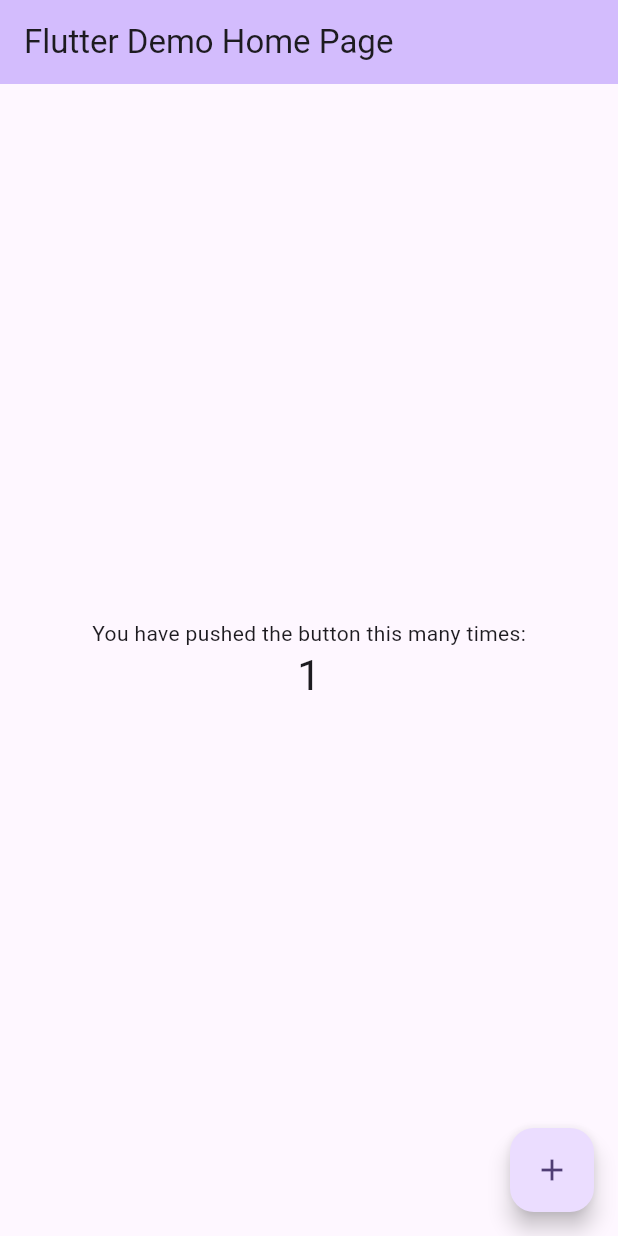
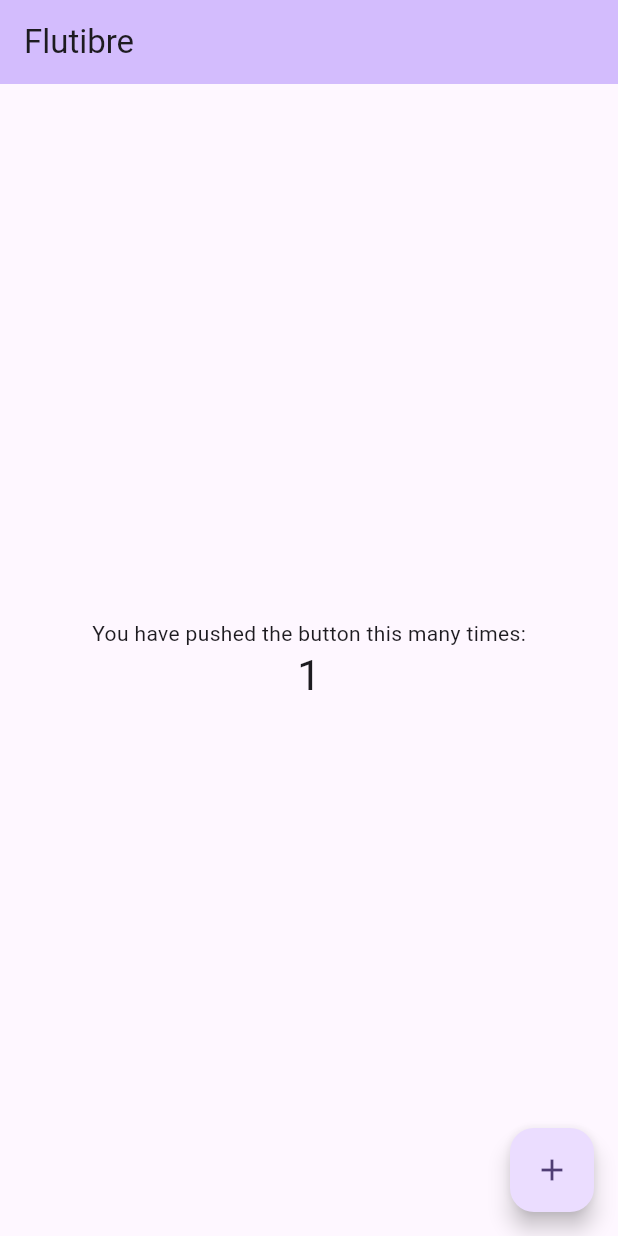
Before and after one commit to kurjakrichard/flutibre_light, a Flutter app: the screen it shows after launch, after a tap on the "add" icon, on a phone screen of 412 x 824 dp. Run offline on Flutter 3.47's test engine with Material 3 defaults, Android fonts, the phone set to English and light mode, and no system bars.

```diff
--- a/lib/main.dart
+++ b/lib/main.dart
@@ -1,52 +1,28 @@
 import 'package:flutter/material.dart';
 
 void main() {
-  runApp(const MyApp());
+  runApp(const Flutibre());
 }
 
-class MyApp extends StatelessWidget {
-  const MyApp({super.key});
+class Flutibre extends StatelessWidget {
+  const Flutibre({super.key});
 
-  // This widget is the root of your application.
-  @override
+   @override
   Widget build(BuildContext context) {
     return MaterialApp(
       title: 'Flutter Demo',
       theme: ThemeData(
-        // This is the theme of your application.
-        //
-        // TRY THIS: Try running your application with "flutter run". You'll see
-        // the application has a blue toolbar. Then, without quitting the app,
-        // try changing the seedColor in the colorScheme below to Colors.green
-        // and then invoke "hot reload" (save your changes or press the "hot
-        // reload" button in a Flutter-supported IDE, or press "r" if you used
-        // the command line to start the app).
-        //
-        // Notice that the counter didn't reset back to zero; the application
-        // state is not lost during the reload. To reset the state, use hot
-        // restart instead.
-        //
-        // This works for code too, not just values: Most code changes can be
-        // tested with just a hot reload.
+
         colorScheme: ColorScheme.fromSeed(seedColor: Colors.deepPurple),
         useMaterial3: true,
       ),
-      home: const MyHomePage(title: 'Flutter Demo Home Page'),
+      home: const MyHomePage(title: 'Flutibre'),
     );
   }
 }
 
 class MyHomePage extends StatefulWidget {
   const MyHomePage({super.key, required this.title});
-
-  // This widget is the home page of your application. It is stateful, meaning
-  // that it has a State object (defined below) that contains fields that affect
-  // how it looks.
-
-  // This class is the configuration for the state. It holds the values (in this
-  // case the title) provided by the parent (in this case the App widget) and
-  // used by the build method of the State. Fields in a Widget subclass are
-  // always marked "final".
 
   final String title;
 
@@ -59,50 +35,19 @@ class _MyHomePageState extends State<MyHomePage> {
 
   void _incrementCounter() {
     setState(() {
-      // This call to setState tells the Flutter framework that something has
-      // changed in this State, which causes it to rerun the build method below
-      // so that the display can reflect the updated values. If we changed
-      // _counter without calling setState(), then the build method would not be
-      // called again, and so nothing would appear to happen.
       _counter++;
     });
   }
 
   @override
   Widget build(BuildContext context) {
-    // This method is rerun every time setState is called, for instance as done
-    // by the _incrementCounter method above.
-    //
-    // The Flutter framework has been optimized to make rerunning build methods
-    // fast, so that you can just rebuild anything that needs updating rather
-    // than having to individually change instances of widgets.
     return Scaffold(
       appBar: AppBar(
-        // TRY THIS: Try changing the color here to a specific color (to
-        // Colors.amber, perhaps?) and trigger a hot reload to see the AppBar
-        // change color while the other colors stay the same.
         backgroundColor: Theme.of(context).colorScheme.inversePrimary,
-        // Here we take the value from the MyHomePage object that was created by
-        // the App.build method, and use it to set our appbar title.
         title: Text(widget.title),
       ),
       body: Center(
-        // Center is a layout widget. It takes a single child and positions it
-        // in the middle of the parent.
         child: Column(
-          // Column is also a layout widget. It takes a list of children and
-          // arranges them vertically. By default, it sizes itself to fit its
-          // children horizontally, and tries to be as tall as its parent.
-          //
-          // Column has various properties to control how it sizes itself and
-          // how it positions its children. Here we use mainAxisAlignment to
-          // center the children vertically; the main axis here is the vertical
-          // axis because Columns are vertical (the cross axis would be
-          // horizontal).
-          //
-          // TRY THIS: Invoke "debug painting" (choose the "Toggle Debug Paint"
-          // action in the IDE, or press "p" in the console), to see the
-          // wireframe for each widget.
           mainAxisAlignment: MainAxisAlignment.center,
           children: <Widget>[
             const Text(
@@ -119,7 +64,7 @@ class _MyHomePageState extends State<MyHomePage> {
         onPressed: _incrementCounter,
         tooltip: 'Increment',
         child: const Icon(Icons.add),
-      ), // This trailing comma makes auto-formatting nicer for build methods.
-    );
+      ),
+          );
   }
 }
```
Also changed, not shown: pubspec.yaml (+3 -31 lines), 2 other files.
